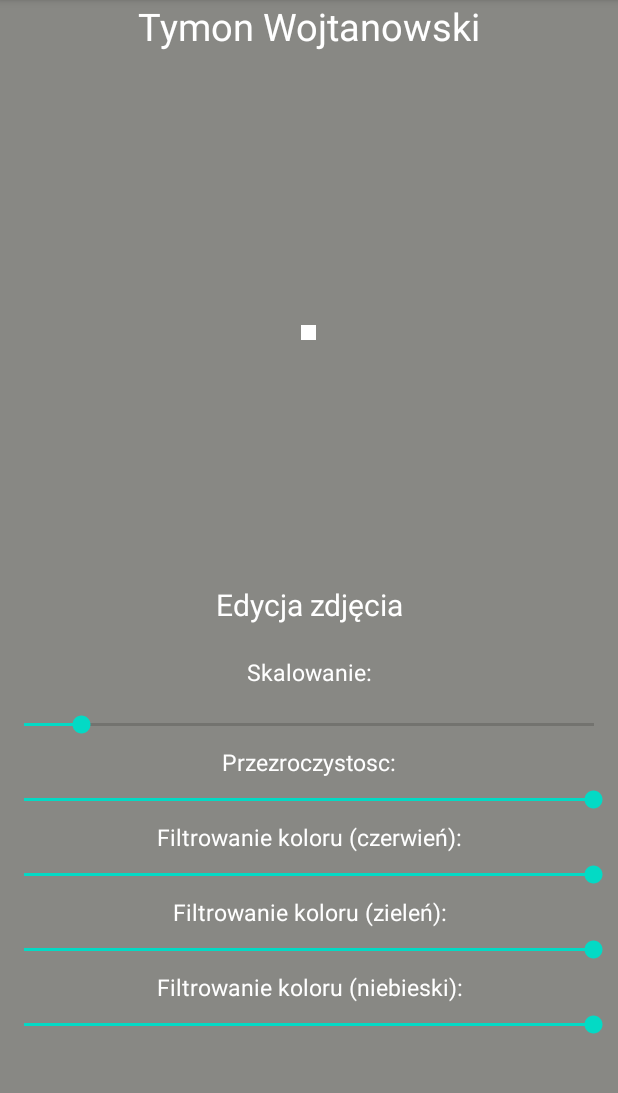
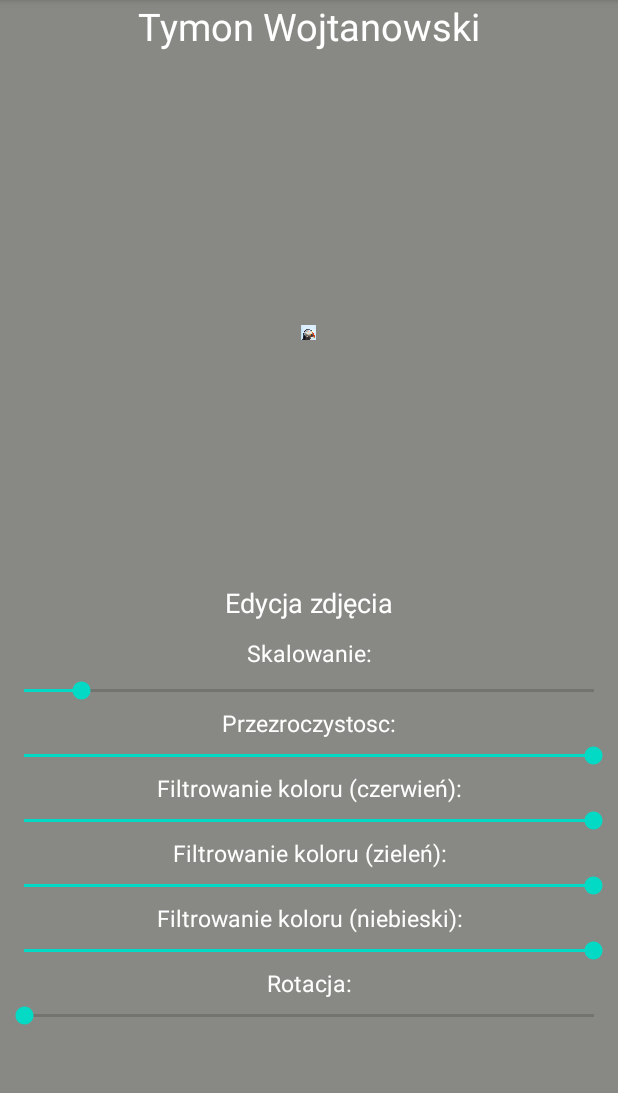
Before and after one commit to Exr3d/AplikacjaZdjecie, an Android app: the screen it shows after launch (MainActivity), on a phone screen of 412 x 824 dp, the part 84-1177 px from its top. Run offline under Robolectric (Android 15) with nearby library versions, the phone set to English and light mode, and no system bars.

Commit message:
Naprawione filty i dodana rotacja zdjecia

```diff
--- a/app/src/main/res/layout/activity_main.xml
+++ b/app/src/main/res/layout/activity_main.xml
@@ -26,8 +26,7 @@
                 android:textSize="25dp"
                 android:textColor="@color/white"
                 />
-            //max wysokosc obrazka 330 dp
-            //minimalna 30
+
             <ImageView
                 android:layout_width="30dp"
                 android:layout_height="30dp"
@@ -52,7 +51,7 @@
                 android:layout_height="wrap_content"
                 android:text="Edycja zdjęcia"
                 android:gravity="center_horizontal"
-                android:textSize="20dp"
+                android:textSize="18dp"
                 android:layout_marginTop="20dp"
                 android:textColor="@color/white"
                 android:layout_margin="5dp"
@@ -65,7 +64,7 @@
                 android:textColor="@color/white"
                 android:textSize="15dp"
                 android:gravity="center"
-                android:layout_margin="15dp"
+                android:layout_margin="5dp"
                 />
             <SeekBar
                 android:layout_width="match_parent"
@@ -81,7 +80,7 @@
                 android:textColor="@color/white"
                 android:textSize="15dp"
                 android:gravity="center"
-                android:layout_margin="5dp"
+                android:layout_margin="2dp"
                 />
             <SeekBar
                 android:layout_width="match_parent"
@@ -98,7 +97,7 @@
                 android:textColor="@color/white"
                 android:textSize="15dp"
                 android:gravity="center"
-                android:layout_margin="5dp"
+                android:layout_margin="2dp"
                 />
             <SeekBar
                 android:layout_width="match_parent"
@@ -115,7 +114,7 @@
                 android:textColor="@color/white"
                 android:textSize="15dp"
                 android:gravity="center"
-                android:layout_margin="5dp"
+                android:layout_margin="2dp"
                 />
             <SeekBar
                 android:layout_width="match_parent"
@@ -132,7 +131,7 @@
                 android:textColor="@color/white"
                 android:textSize="15dp"
                 android:gravity="center"
-                android:layout_margin="5dp"
+                android:layout_margin="2dp"
                 />
             <SeekBar
                 android:layout_width="match_parent"
@@ -142,6 +141,23 @@
                 android:min="0"
                 android:id="@+id/seekWys6"
                 />
+            <TextView
+                android:layout_width="match_parent"
+                android:layout_height="wrap_content"
+                android:text="Rotacja:"
+                android:textColor="@color/white"
+                android:textSize="15dp"
+                android:gravity="center"
+                android:layout_margin="2dp"
+                />
+            <SeekBar
+                android:layout_width="match_parent"
+                android:layout_height="wrap_content"
+                android:max="360"
+                android:progress="0"
+                android:min="0"
+                android:id="@+id/seekRotacja"
+                />
 
 
 
```
Also changed, not shown: app/src/main/java/com/example/aplikacjazdjecie/MainActivity.java (+26 -8 lines).
